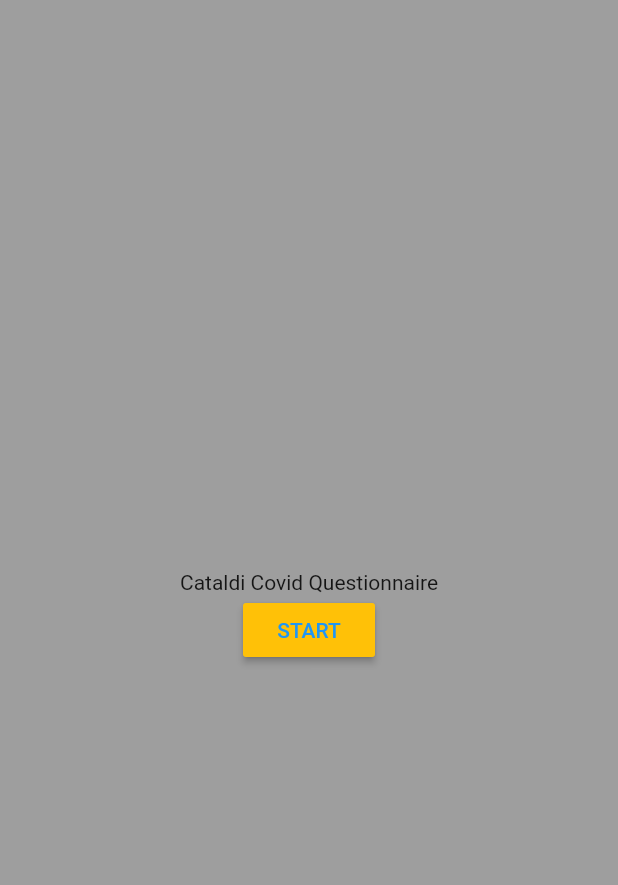
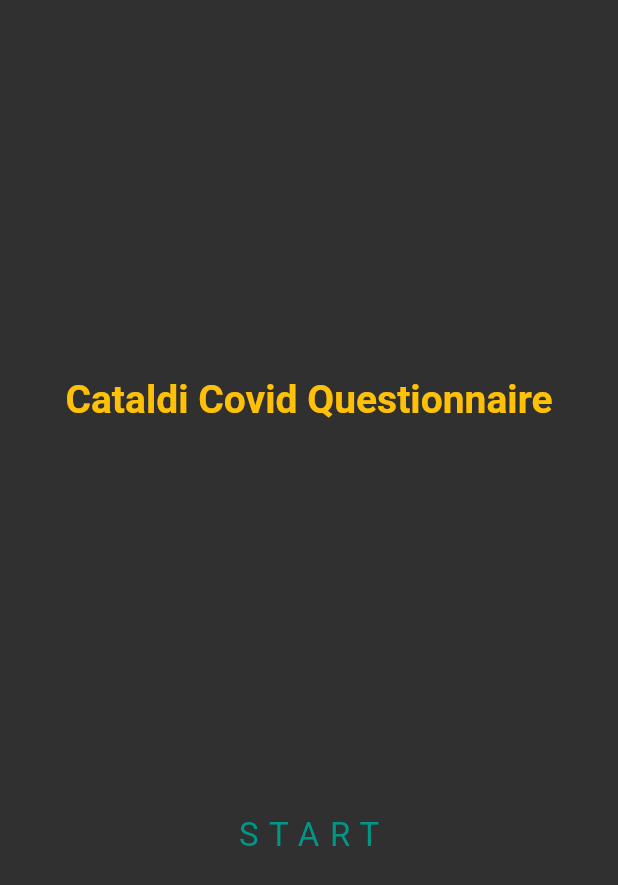
Before and after one commit to Francesco99975/cataldi-covid-questionnaire, a Flutter app: the screen it shows after launch, on a phone screen of 412 x 824 dp. Shown: the top 885 px of the screen. Run offline on Flutter 3.47's test engine with Material 2 defaults, Android fonts, the phone set to English and light mode, and no system bars; our stand-ins replace flutter_dotenv, shared_preferences; missing offline and left inert: mailer.

Commit message:
added ui design and mailing system

```diff
--- a/lib/main.dart
+++ b/lib/main.dart
@@ -1,14 +1,17 @@
+import 'package:cataldi_covid_questionnaire/providers/email.dart';
 import 'package:cataldi_covid_questionnaire/providers/personal_info.dart';
 import 'package:cataldi_covid_questionnaire/screens/covid_form_screen.dart';
 import 'package:cataldi_covid_questionnaire/screens/failed_screen.dart';
 import 'package:cataldi_covid_questionnaire/screens/passed_screen.dart';
 import 'package:flutter/material.dart';
 import 'package:provider/provider.dart';
+import 'package:flutter_dotenv/flutter_dotenv.dart';
 import './providers/status.dart';
 import './screens/start_screeen.dart';
 import './screens/loading_screen.dart';
 
-void main() {
+Future<void> main() async {
+  await DotEnv().load('.env');
   runApp(CataldiCovidQuestionnaire());
 }
 
@@ -18,14 +21,24 @@ class CataldiCovidQuestionnaire extends StatelessWidget {
     return MultiProvider(
       providers: [
         ChangeNotifierProvider(create: (_) => Status()),
-        ChangeNotifierProvider(create: (_) => PersonalInfo())
+        ChangeNotifierProvider(create: (_) => PersonalInfo()),
+        ChangeNotifierProvider(create: (_) => Email())
       ],
       child: MaterialApp(
         title: 'Cataldi Covid Questionnaire',
         theme: ThemeData(
-          primarySwatch: Colors.blue,
-          visualDensity: VisualDensity.adaptivePlatformDensity,
-        ),
+            primarySwatch: Colors.teal,
+            visualDensity: VisualDensity.adaptivePlatformDensity,
+            brightness: Brightness.dark,
+            textTheme: TextTheme(
+                headline1: TextStyle(
+                    color: Colors.amber,
+                    fontSize: 26,
+                    fontWeight: FontWeight.bold),
+                bodyText1: TextStyle(
+                    color: Colors.amber, fontSize: 22, letterSpacing: 3.0),
+                bodyText2: TextStyle(
+                    color: Colors.teal, fontSize: 22, letterSpacing: 7.0))),
         home: Home(),
         routes: {
           CovidFormScreen.ROUTE_NAME: (_) => CovidFormScreen(),
--- a/lib/models/covid_form.dart
+++ b/lib/models/covid_form.dart
@@ -26,7 +26,9 @@ class CovidForm {
   bool travelled = false;
   bool contact = false;
 
-  Future<void> sendMail() async {}
+  bool hasMiddle() {
+    return this.middleName.isNotEmpty;
+  }
 
   bool passed() {
     if (travelled || contact) return false;
--- a/lib/screens/start_screeen.dart
+++ b/lib/screens/start_screeen.dart
@@ -10,42 +10,46 @@ class StartScreen extends StatelessWidget {
       body: SafeArea(
         child: Container(
           width: double.infinity,
-          color: Colors.grey,
           child: Column(
-            mainAxisAlignment: MainAxisAlignment.center,
-            crossAxisAlignment: CrossAxisAlignment.center,
+            mainAxisAlignment: MainAxisAlignment.spaceEvenly,
             children: [
-              FittedBox(
-                child: Text("Cataldi Covid Questionnaire"),
+              Padding(
+                padding: const EdgeInsets.all(8.0),
+                child: FittedBox(
+                  child: Text(
+                    "Cataldi Covid Questionnaire",
+                    style: Theme.of(context).textTheme.headline1,
+                  ),
+                ),
               ),
               Consumer<Status>(
                 builder: (_, status, __) => status.completed
-                    ? Column(
-                        children: [
-                          FittedBox(
-                            child:
-                                Text("Questionnaire Already Submitted Today"),
+                    ? Padding(
+                        padding: const EdgeInsets.all(16.0),
+                        child: FittedBox(
+                          child: InkWell(
+                            onLongPress: () async =>
+                                await status.setStatus(false),
+                            child: Text(
+                              "Questionnaire Already Submitted Today. \nCome back tomorrow.",
+                              textAlign: TextAlign.center,
+                              style: Theme.of(context)
+                                  .textTheme
+                                  .headline1
+                                  .copyWith(color: Colors.red, fontSize: 22),
+                            ),
                           ),
-                          // RaisedButton(
-                          //   onPressed: () async =>
-                          //       await status.setStatus(false),
-                          //   child: Text("RESET"),
-                          //   color: Colors.amber,
-                          //   textColor: Colors.blue,
-                          // ),
-                        ],
+                        ),
                       )
-                    : RaisedButton(
+                    : FlatButton(
                         onPressed: () {
-                          // await status.setStatus(true);
-                          // await status.setExpiryDate(
-                          //     DateTime.now().add(Duration(seconds: 10)));
                           Navigator.pushNamed(
                               context, CovidFormScreen.ROUTE_NAME);
                         },
-                        child: Text("START"),
-                        color: Colors.amber,
-                        textColor: Colors.blue,
+                        child: Text(
+                          "START",
+                          style: Theme.of(context).textTheme.bodyText2,
+                        ),
                       ),
               )
             ],
--- a/pubspec.yaml
+++ b/pubspec.yaml
@@ -26,6 +26,7 @@ dependencies:
   shared_preferences: ^0.5.12+4 #BSD
   provider: ^4.3.2+3 #MIT
   mailer: ^3.2.1 #MIT
+  flutter_dotenv: ^2.1.0 #MIT
 
   # The following adds the Cupertino Icons font to your application.
   # Use with the CupertinoIcons class for iOS style icons.
@@ -46,8 +47,8 @@ flutter:
   uses-material-design: true
 
   # To add assets to your application, add an assets section, like this:
-  # assets:
-  #   - images/a_dot_burr.jpeg
+  assets:
+    - .env
   #   - images/a_dot_ham.jpeg
 
   # An image asset can refer to one or more resolution-specific "variants", see
```
Also changed, not shown: lib/providers/email.dart (added, +72 -0 lines), lib/screens/covid_form_screen.dart (+30 -9 lines), lib/screens/failed_screen.dart (+17 -5 lines), lib/screens/passed_screen.dart (+14 -2 lines), pubspec.lock, 1 other file.
